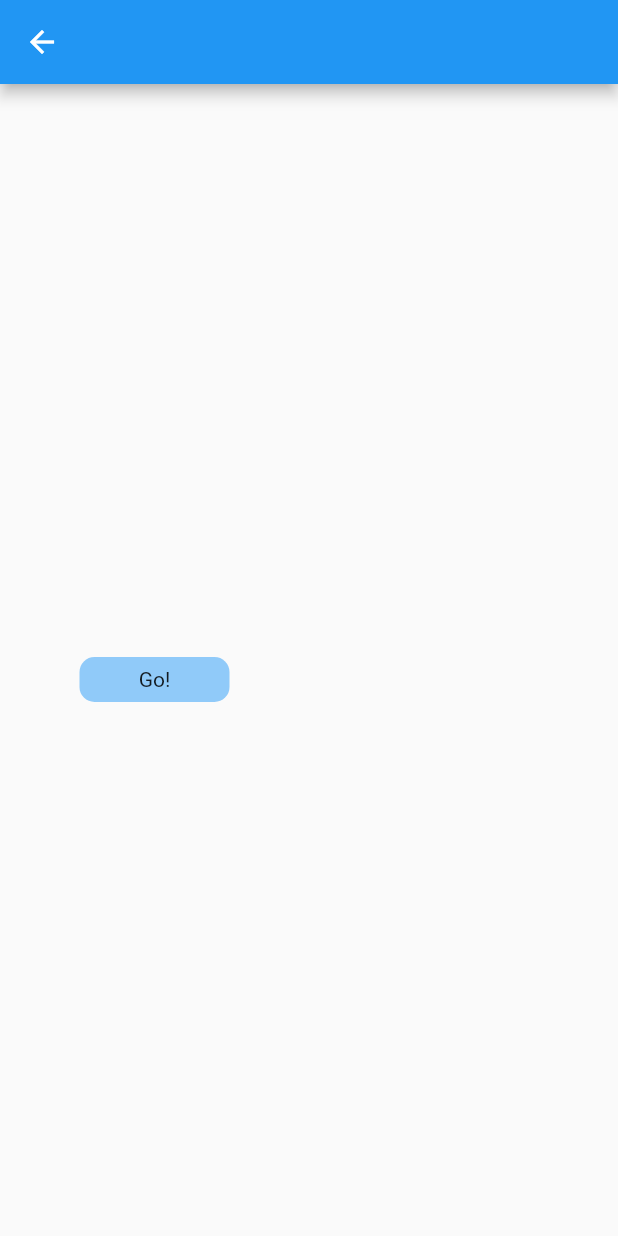
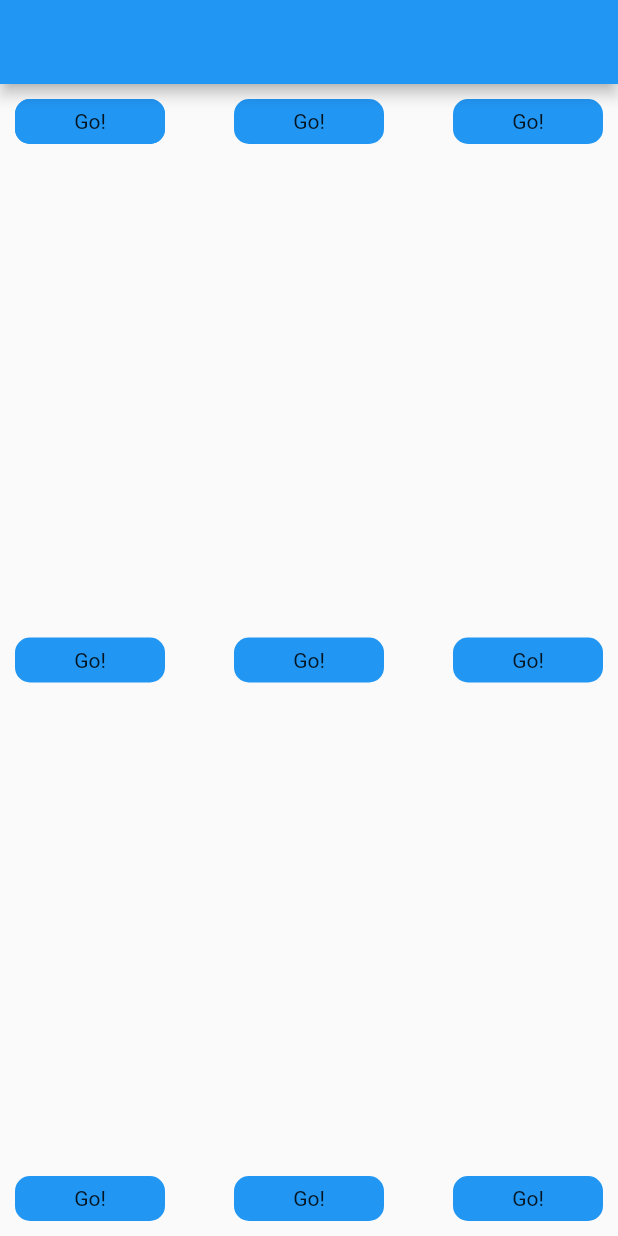
Before and after one commit to StireArLankar/flutter_design_test, a Flutter app: the Page2 screen opened directly, on a phone screen of 412 x 824 dp. Run offline on Flutter 3.47's test engine with Material 2 defaults, Android fonts, the phone set to English and light mode, and no system bars.

Commit message:
Added more options

```diff
--- a/lib/custom_page_transition/index.dart
+++ b/lib/custom_page_transition/index.dart
@@ -13,17 +13,48 @@ class CustomPageTransitionPage extends StatelessWidget {
 class Page1 extends StatelessWidget {
   Widget build(BuildContext context) {
     return Theme(
-      data: ThemeData.dark(),
+      data: ThemeData.dark().copyWith(buttonColor: Colors.amber[200]),
       child: Scaffold(
         appBar: AppBar(),
-        body: Container(
-          width: MediaQuery.of(context).size.width / 2,
-          height: MediaQuery.of(context).size.height / 2,
-          child: Align(
-            alignment: Alignment.bottomCenter,
+        body: Padding(
+          padding: const EdgeInsets.all(10.0),
+          child: Stack(
+            children: <Widget>[
+              AlignButton(Alignment.topLeft, Page2()),
+              AlignButton(Alignment.topLeft, Page2()),
+              AlignButton(Alignment.topCenter, Page2()),
+              AlignButton(Alignment.topRight, Page2()),
+              AlignButton(Alignment.centerRight, Page2()),
+              AlignButton(Alignment.bottomRight, Page2()),
+              AlignButton(Alignment.bottomCenter, Page2()),
+              AlignButton(Alignment.bottomLeft, Page2()),
+              AlignButton(Alignment.centerLeft, Page2()),
+              AlignButton(Alignment.center, Page2()),
+            ],
+          ),
+        ),
+      ),
+    );
+  }
+}
+
+class AlignButton extends StatelessWidget {
+  final AlignmentGeometry align;
+  final Widget page;
+
+  const AlignButton(
+    this.align,
+    this.page, {
+    Key key,
+  }) : super(key: key);
+
+  @override
+  Widget build(BuildContext context) {
+    return Align(
+      alignment: align,
       child: GestureDetector(
         onTapUp: (details) {
-                final route = ScaleRoute(page: Page2(), offset: details.globalPosition);
+          final route = ScaleRoute(page: page, offset: details.globalPosition);
           Navigator.of(context).pushReplacement(route);
         },
         child: Container(
@@ -31,13 +62,10 @@ class Page1 extends StatelessWidget {
           height: 30,
           decoration: BoxDecoration(
             borderRadius: BorderRadius.circular(10),
-                  color: ThemeData.dark().buttonTheme.colorScheme.background,
+            color: Theme.of(context).buttonTheme.colorScheme.primaryVariant,
           ),
           alignment: Alignment.center,
           child: Text('Go!'),
-              ),
-            ),
-          ),
         ),
       ),
     );
@@ -50,27 +78,21 @@ class Page2 extends StatelessWidget {
       data: ThemeData.light(),
       child: Scaffold(
         appBar: AppBar(),
-        body: Container(
-          width: MediaQuery.of(context).size.width / 2,
-          height: MediaQuery.of(context).size.height / 2,
-          child: Align(
-            alignment: Alignment.bottomCenter,
-            child: GestureDetector(
-              onTapUp: (details) {
-                final route = ScaleRoute(page: Page1(), offset: details.globalPosition);
-                Navigator.of(context).pushReplacement(route);
-              },
-              child: Container(
-                width: 100,
-                height: 30,
-                decoration: BoxDecoration(
-                  borderRadius: BorderRadius.circular(10),
-                  color: ThemeData.light().buttonTheme.colorScheme.background,
-                ),
-                alignment: Alignment.center,
-                child: Text('Go!'),
-              ),
-            ),
+        body: Padding(
+          padding: const EdgeInsets.all(10.0),
+          child: Stack(
+            children: <Widget>[
+              AlignButton(Alignment.topLeft, Page1()),
+              AlignButton(Alignment.topLeft, Page1()),
+              AlignButton(Alignment.topCenter, Page1()),
+              AlignButton(Alignment.topRight, Page1()),
+              AlignButton(Alignment.centerRight, Page1()),
+              AlignButton(Alignment.bottomRight, Page1()),
+              AlignButton(Alignment.bottomCenter, Page1()),
+              AlignButton(Alignment.bottomLeft, Page1()),
+              AlignButton(Alignment.centerLeft, Page1()),
+              AlignButton(Alignment.center, Page1()),
+            ],
           ),
         ),
       ),
```
Lines whose indentation alone changed are shown as unchanged.
